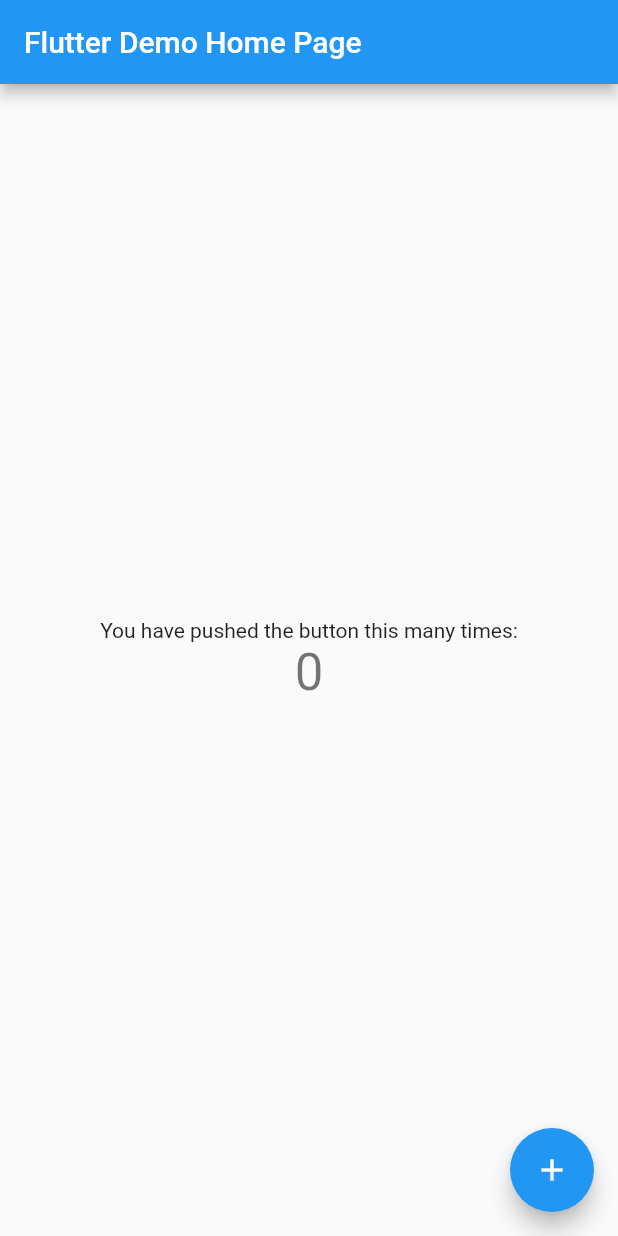
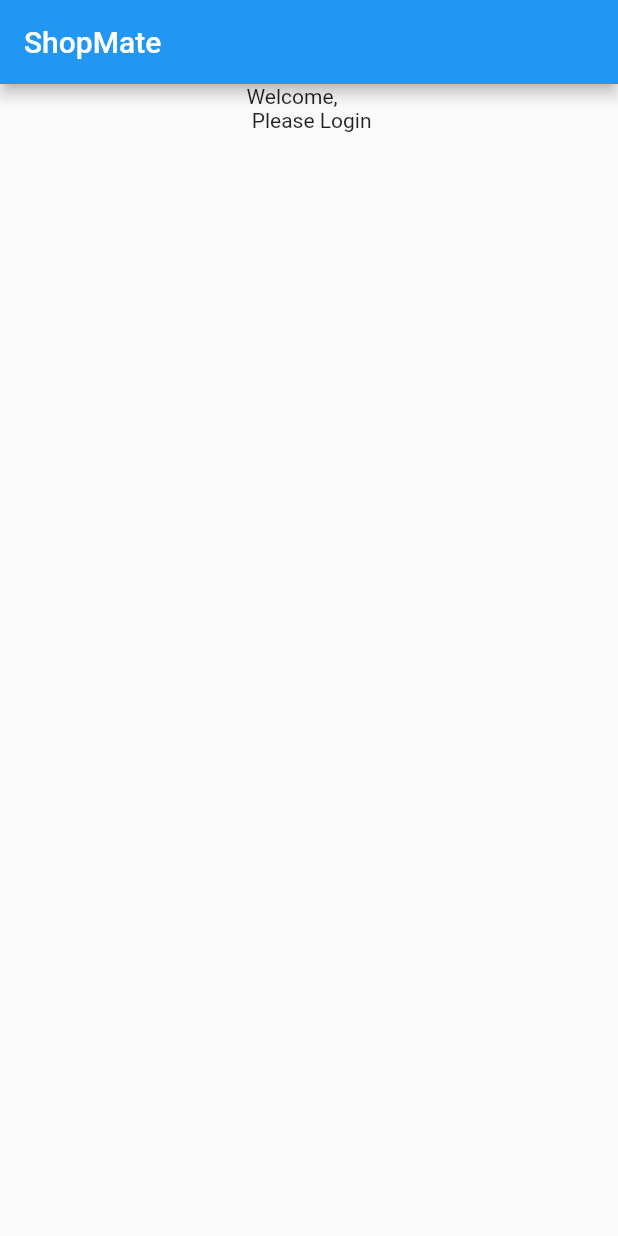
Before and after one commit to Ifte234/ShopMate, a Flutter app: the screen it shows after launch, on a phone screen of 412 x 824 dp. Run offline on Flutter 3.47's test engine with Material 2 defaults, Android fonts, the phone set to English and light mode, and no system bars; our stand-ins replace firebase_core; accounts and stored records are empty.

Commit message:
Setting Structure of ShopMate App

```diff
--- a/lib/main.dart
+++ b/lib/main.dart
@@ -1,118 +1,25 @@
 import 'package:firebase_core/firebase_core.dart';
 import 'package:flutter/material.dart';
+import 'package:flutter/services.dart';
+import 'package:shopmate/screens/login_screen.dart';
 
-void main() async{
+Future<void> main() async {
   WidgetsFlutterBinding.ensureInitialized();
   await Firebase.initializeApp();
+  SystemChrome.setSystemUIOverlayStyle(SystemUiOverlayStyle(statusBarColor: Colors.transparent));
   runApp(const MyApp());
 }
 
 class MyApp extends StatelessWidget {
-  const MyApp({super.key});
+  const MyApp({Key? key}) : super(key: key);
 
-  // This widget is the root of your application.
   @override
   Widget build(BuildContext context) {
     return MaterialApp(
-      title: 'Flutter Demo',
-      theme: ThemeData(
-        // This is the theme of your application.
-        //
-        // Try running your application with "flutter run". You'll see the
-        // application has a blue toolbar. Then, without quitting the app, try
-        // changing the primarySwatch below to Colors.green and then invoke
-        // "hot reload" (press "r" in the console where you ran "flutter run",
-        // or simply save your changes to "hot reload" in a Flutter IDE).
-        // Notice that the counter didn't reset back to zero; the application
-        // is not restarted.
-        primarySwatch: Colors.blue,
-      ),
-      home: const MyHomePage(title: 'Flutter Demo Home Page'),
+      debugShowCheckedModeBanner: false,
+      theme:
+          ThemeData(primarySwatch: Colors.blue, backgroundColor: Colors.white),
+      home: LoginScreen(),
     );
   }
 }
-
-class MyHomePage extends StatefulWidget {
-  const MyHomePage({super.key, required this.title});
-
-  // This widget is the home page of your application. It is stateful, meaning
-  // that it has a State object (defined below) that contains fields that affect
-  // how it looks.
-
-  // This class is the configuration for the state. It holds the values (in this
-  // case the title) provided by the parent (in this case the App widget) and
-  // used by the build method of the State. Fields in a Widget subclass are
-  // always marked "final".
-
-  final String title;
-
-  @override
-  State<MyHomePage> createState() => _MyHomePageState();
-}
-
-class _MyHomePageState extends State<MyHomePage> {
-  int _counter = 0;
-
-  void _incrementCounter() {
-    setState(() {
-      // This call to setState tells the Flutter framework that something has
-      // changed in this State, which causes it to rerun the build method below
-      // so that the display can reflect the updated values. If we changed
-      // _counter without calling setState(), then the build method would not be
-      // called again, and so nothing would appear to happen.
-      _counter++;
-    });
-  }
-
-  @override
-  Widget build(BuildContext context) {
-    // This method is rerun every time setState is called, for instance as done
-    // by the _incrementCounter method above.
-    //
-    // The Flutter framework has been optimized to make rerunning build methods
-    // fast, so that you can just rebuild anything that needs updating rather
-    // than having to individually change instances of widgets.
-    return Scaffold(
-      appBar: AppBar(
-        // Here we take the value from the MyHomePage object that was created by
-        // the App.build method, and use it to set our appbar title.
-        title: Text(widget.title),
-      ),
-      body: Center(
-        // Center is a layout widget. It takes a single child and positions it
-        // in the middle of the parent.
-        child: Column(
-          // Column is also a layout widget. It takes a list of children and
-          // arranges them vertically. By default, it sizes itself to fit its
-          // children horizontally, and tries to be as tall as its parent.
-          //
-          // Invoke "debug painting" (press "p" in the console, choose the
-          // "Toggle Debug Paint" action from the Flutter Inspector in Android
-          // Studio, or the "Toggle Debug Paint" command in Visual Studio Code)
-          // to see the wireframe for each widget.
-          //
-          // Column has various properties to control how it sizes itself and
-          // how it positions its children. Here we use mainAxisAlignment to
-          // center the children vertically; the main axis here is the vertical
-          // axis because Columns are vertical (the cross axis would be
-          // horizontal).
-          mainAxisAlignment: MainAxisAlignment.center,
-          children: <Widget>[
-            const Text(
-              'You have pushed the button this many times:',
-            ),
-            Text(
-              '$_counter',
-              style: Theme.of(context).textTheme.headlineMedium,
-            ),
-          ],
-        ),
-      ),
-      floatingActionButton: FloatingActionButton(
-        onPressed: _incrementCounter,
-        tooltip: 'Increment',
-        child: const Icon(Icons.add),
-      ), // This trailing comma makes auto-formatting nicer for build methods.
-    );
-  }
-}
--- /dev/null
+++ b/lib/screens/login_screen.dart
@@ -0,0 +1,25 @@
+import 'package:flutter/material.dart';
+
+class LoginScreen extends StatelessWidget {
+  const LoginScreen({Key? key}) : super(key: key);
+
+  @override
+  Widget build(BuildContext context) {
+    return Scaffold(
+
+appBar: AppBar(
+  title: Text('ShopMate'),
+),
+      body: SafeArea(child:
+      Container(
+        width: double.infinity,
+        child: Column(
+          children: [
+             Text('Welcome, \n Please Login')
+          ],
+        ),
+      )
+      ),
+    );
+  }
+}
```
Also changed, not shown: lib/utils/contants.dart (added).
